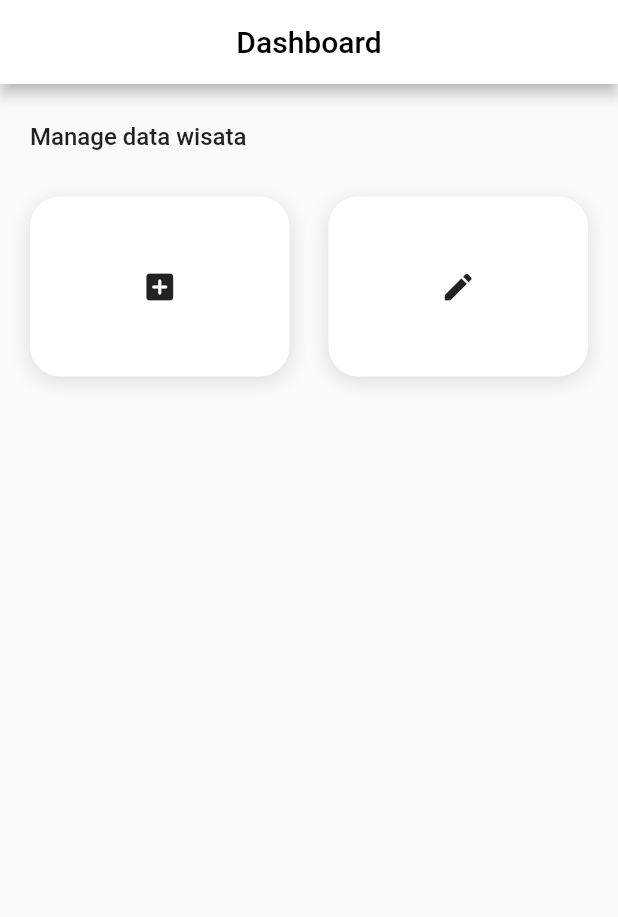
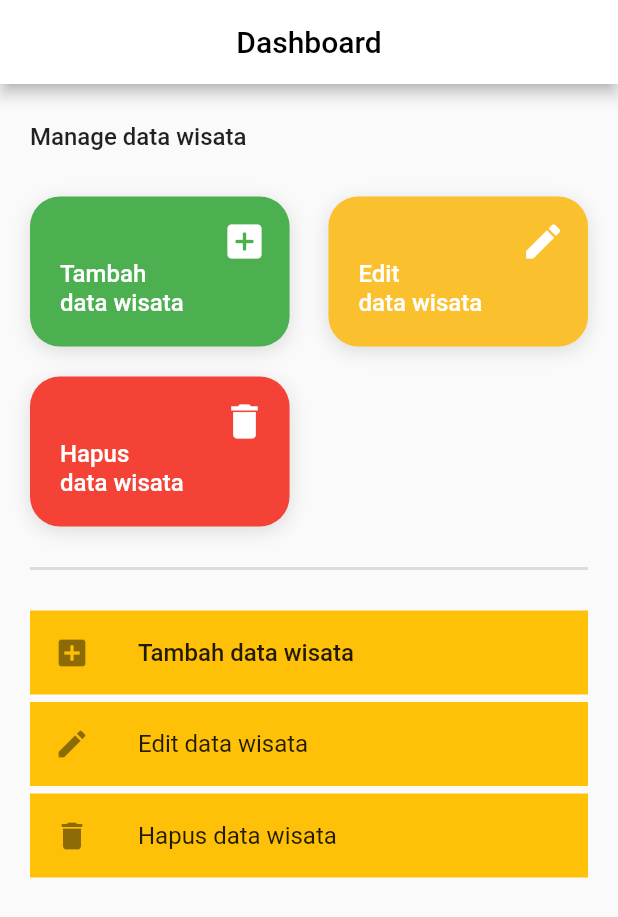
Before and after one commit to anggaeriansyah/wite-dashboard, a Flutter app: the screen it shows after launch, on a phone screen of 412 x 824 dp. Shown: the top 917 px of the screen. Run offline on Flutter 3.47's test engine with Material 2 defaults, Android fonts, the phone set to English and light mode, and no system bars; our stand-ins replace get.

Commit message:
membuat tombol CRUD

```diff
--- a/lib/Dashboard.dart
+++ b/lib/Dashboard.dart
@@ -42,11 +42,13 @@ class _DashboardState extends State<Dashboard> {
               child: Row(
                 mainAxisAlignment: MainAxisAlignment.spaceBetween,
                 children: [
+                  Stack(
+                    children: [
                       Container(
-                    height: 120,
+                        height: 100,
                         width: MediaQuery.of(context).size.width * 0.42,
                         decoration: const BoxDecoration(
-                        color: Colors.white,
+                            color: Colors.green,
                             borderRadius: BorderRadius.all(Radius.circular(20)),
                             boxShadow: [
                               BoxShadow(
@@ -56,13 +58,99 @@ class _DashboardState extends State<Dashboard> {
                                 // spreadRadius: 0.5,
                               )
                             ]),
-                    child: const Icon(Icons.add_box_rounded),
                       ),
+                      const Positioned(
+                          top: 15,
+                          right: 15,
+                          child: Icon(
+                            Icons.add_box_rounded,
+                            size: 30,
+                            color: Colors.white,
+                          )),
+                      Positioned(
+                        bottom: 0,
+                        child: Container(
+                            // color: Colors.amber,
+                            width: MediaQuery.of(context).size.width * 0.42,
+                            padding: const EdgeInsets.symmetric(
+                                horizontal: 20, vertical: 20),
+                            child: const Text(
+                              '''Tambah
+data wisata''',
+                              style: TextStyle(
+                                  fontSize: 16,
+                                  fontWeight: FontWeight.w500,
+                                  color: Colors.white),
+                              overflow: TextOverflow.fade,
+                              softWrap: true,
+                              maxLines: 2,
+                            )),
+                      ),
+                    ],
+                  ),
+                  Stack(
+                    children: [
                       Container(
-                      height: 120,
+                        height: 100,
+                        width: MediaQuery.of(context).size.width * 0.42,
+                        decoration: BoxDecoration(
+                            color: Colors.yellow.shade700,
+                            borderRadius:
+                                const BorderRadius.all(Radius.circular(20)),
+                            boxShadow: const [
+                              BoxShadow(
+                                offset: Offset(0, 3),
+                                blurRadius: 10,
+                                color: Colors.black12,
+                                // spreadRadius: 0.5,
+                              )
+                            ]),
+                      ),
+                      const Positioned(
+                          top: 15,
+                          right: 15,
+                          child: Icon(
+                            Icons.edit,
+                            size: 30,
+                            color: Colors.white,
+                          )),
+                      Positioned(
+                        bottom: 0,
+                        child: Container(
+                            // color: Colors.amber,
+                            width: MediaQuery.of(context).size.width * 0.42,
+                            padding: const EdgeInsets.symmetric(
+                                horizontal: 20, vertical: 20),
+                            child: const Text(
+                              '''Edit
+data wisata''',
+                              style: TextStyle(
+                                fontSize: 16,
+                                fontWeight: FontWeight.w500,
+                                color: Colors.white,
+                              ),
+                              overflow: TextOverflow.fade,
+                              softWrap: true,
+                              maxLines: 2,
+                            )),
+                      ),
+                    ],
+                  ),
+                ],
+              ),
+            ),
+            Padding(
+              padding: const EdgeInsets.symmetric(horizontal: 20, vertical: 20),
+              child: Row(
+                mainAxisAlignment: MainAxisAlignment.spaceBetween,
+                children: [
+                  Stack(
+                    children: [
+                      Container(
+                        height: 100,
                         width: MediaQuery.of(context).size.width * 0.42,
                         decoration: const BoxDecoration(
-                          color: Colors.white,
+                            color: Colors.red,
                             borderRadius: BorderRadius.all(Radius.circular(20)),
                             boxShadow: [
                               BoxShadow(
@@ -72,45 +160,79 @@ class _DashboardState extends State<Dashboard> {
                                 // spreadRadius: 0.5,
                               )
                             ]),
-                      child: const Icon(Icons.edit)),
+                      ),
+                      const Positioned(
+                          top: 15,
+                          right: 15,
+                          child: Icon(
+                            Icons.delete,
+                            size: 30,
+                            color: Colors.white,
+                          )),
+                      Positioned(
+                        bottom: 0,
+                        child: Container(
+                            width: MediaQuery.of(context).size.width * 0.42,
+                            padding: const EdgeInsets.symmetric(
+                                horizontal: 20, vertical: 20),
+                            child: const Text(
+                              '''Hapus
+data wisata''',
+                              style: TextStyle(
+                                fontSize: 16,
+                                fontWeight: FontWeight.w500,
+                                color: Colors.white,
+                              ),
+                              overflow: TextOverflow.fade,
+                              softWrap: true,
+                              maxLines: 2,
+                            )),
+                      ),
+                    ],
+                  ),
                 ],
               ),
             ),
-            // Flexible(
-            //     child: Padding(
-            //   padding: const EdgeInsets.symmetric(horizontal: 20),
-            //   child: Column(
-            //     children: [
-            //       Container(
-            //         color: Colors.amber,
-            //         child: const ListTile(
-            //           leading: Icon(Icons.add_box),
-            //           title: Text(
-            //             'Tambah data wisata',
-            //             style: TextStyle(
-            //                 fontSize: 16, fontWeight: FontWeight.w500),
-            //           ),
-            //         ),
-            //       ),
-            //       const SizedBox(height: 5),
-            //       Container(
-            //         color: Colors.amber,
-            //         child: const ListTile(
-            //           leading: Icon(Icons.edit),
-            //           title: Text('Edit data wisata'),
-            //         ),
-            //       ),
-            //       const SizedBox(height: 5),
-            //       Container(
-            //         color: Colors.amber,
-            //         child: const ListTile(
-            //           leading: Icon(Icons.delete),
-            //           title: Text('Hapus data wisata'),
-            //         ),
-            //       ),
-            //     ],
-            //   ),
-            // )),
+            const Divider(
+              indent: 20,
+              endIndent: 20,
+              thickness: 2,
+            ),
+            Flexible(
+                child: Padding(
+              padding: const EdgeInsets.symmetric(horizontal: 20, vertical: 20),
+              child: Column(
+                children: [
+                  Container(
+                    color: Colors.amber,
+                    child: const ListTile(
+                      leading: Icon(Icons.add_box),
+                      title: Text(
+                        'Tambah data wisata',
+                        style: TextStyle(
+                            fontSize: 16, fontWeight: FontWeight.w500),
+                      ),
+                    ),
+                  ),
+                  const SizedBox(height: 5),
+                  Container(
+                    color: Colors.amber,
+                    child: const ListTile(
+                      leading: Icon(Icons.edit),
+                      title: Text('Edit data wisata'),
+                    ),
+                  ),
+                  const SizedBox(height: 5),
+                  Container(
+                    color: Colors.amber,
+                    child: const ListTile(
+                      leading: Icon(Icons.delete),
+                      title: Text('Hapus data wisata'),
+                    ),
+                  ),
+                ],
+              ),
+            )),
           ],
         ));
   }
```
Lines whose indentation alone changed are shown as unchanged.
